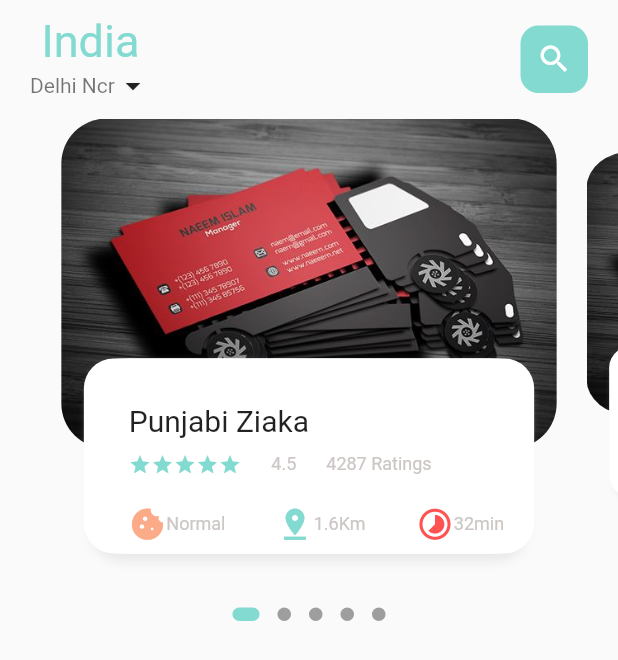
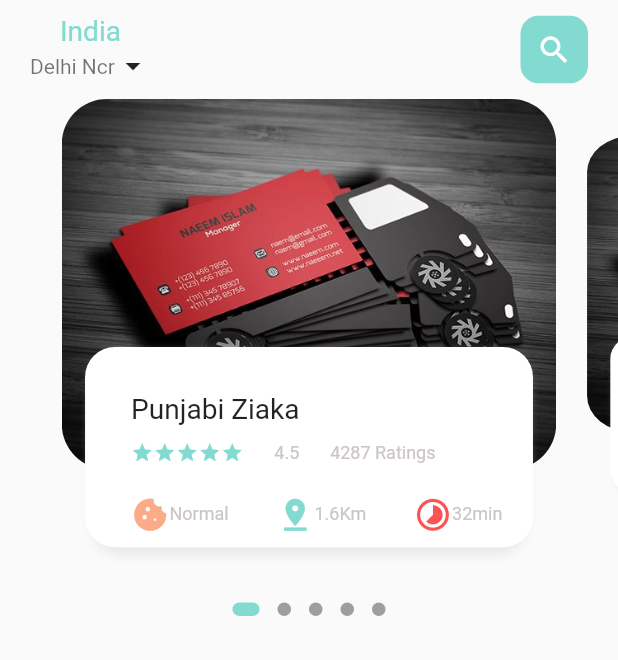
Before and after one commit to mohit-52/Flutter-E-commerce-app, a Flutter app: the screen it shows after launch, on a phone screen of 412 x 824 dp. Shown: the top 660 px of the screen. Run offline on Flutter 3.47's test engine with Material 2 defaults, Android fonts, the phone set to English and light mode, and no system bars; drawn by our look-alikes of dots_indicator; our stand-ins replace get, google_fonts, smooth_page_indicator.

Commit message:
Dynamic Size added and hard coded size removede

```diff
--- a/lib/common_widgets/big_text.dart
+++ b/lib/common_widgets/big_text.dart
@@ -1,5 +1,7 @@
 import 'package:flutter/cupertino.dart';
 import 'package:google_fonts/google_fonts.dart';
+
+import '../utils/dimensions.dart';
 
 class BigText extends StatelessWidget {
   final String text;
@@ -20,7 +22,7 @@ class BigText extends StatelessWidget {
       maxLines: 1,
       style: GoogleFonts.roboto(
         color: color,
-        fontSize: size,
+        fontSize: Dimensions.font20,
         fontWeight: FontWeight.w400,
       ),
 
--- a/lib/common_widgets/icon_and_text_widget.dart
+++ b/lib/common_widgets/icon_and_text_widget.dart
@@ -1,5 +1,7 @@
 import 'package:flutter/material.dart';
 import 'package:food_delivery/common_widgets/small_text.dart';
+
+import '../utils/dimensions.dart';
 
 class IconTextWidget extends StatelessWidget {
   final IconData icon;
@@ -17,7 +19,7 @@ class IconTextWidget extends StatelessWidget {
       children: [
         Icon(
           icon,
-          size: 25,
+          size: Dimensions.icon25,
           color: iconColor,
         ),
         SmallText(text: text),
--- a/lib/home/food_page_body.dart
+++ b/lib/home/food_page_body.dart
@@ -3,6 +3,7 @@ import 'package:flutter/material.dart';
 import 'package:food_delivery/common_widgets/big_text.dart';
 import 'package:food_delivery/common_widgets/small_text.dart';
 import 'package:food_delivery/utils/colors.dart';
+import 'package:food_delivery/utils/dimensions.dart';
 import 'package:food_delivery/utils/image_strings.dart';
 
 import '../common_widgets/icon_and_text_widget.dart';
@@ -18,7 +19,9 @@ class _FoodPageBodyState extends State<FoodPageBody> {
   PageController pageController = PageController(viewportFraction: 0.85);
   var _currentPageValue = 0.0;
   double _scaleFactor = 0.8;
-  double _height = 220;
+  double _Masterheight = Dimensions.pageViewMasterContainer;
+  double _height = Dimensions.pageViewContainer;
+  double _textHeight = Dimensions.pageViewTextContainer;
 
   @override
   void initState() {
@@ -26,7 +29,6 @@ class _FoodPageBodyState extends State<FoodPageBody> {
     pageController.addListener(() {
       setState(() {
         _currentPageValue = pageController.page!;
-        print('Current value is ${_currentPageValue}'.toString());
       });
     });
   }
@@ -38,11 +40,12 @@ class _FoodPageBodyState extends State<FoodPageBody> {
 
   @override
   Widget build(BuildContext context) {
+    // print('Screen Size is ${MediaQuery.of(context).size.height}');
     return Column(
       children: [
         // Page View Builder for Image Card and Info Card and Transform Animation
         Container(
-          height: 320,
+          height: _Masterheight,
           color: Colors.transparent,
           child: PageView.builder(
               controller: pageController,
@@ -95,8 +98,8 @@ class _FoodPageBodyState extends State<FoodPageBody> {
       child: Stack(
         children: [
           Container(
-            margin: EdgeInsets.only(left: 10, right: 10),
-            height: 220,
+            margin: EdgeInsets.only(left: Dimensions.height10, right: Dimensions.height10),
+            height: _height,
             decoration: BoxDecoration(
                 borderRadius: BorderRadius.circular(30),
                 image: DecorationImage(
@@ -105,9 +108,9 @@ class _FoodPageBodyState extends State<FoodPageBody> {
           Align(
             alignment: Alignment.bottomCenter,
             child: Container(
-                margin: EdgeInsets.only(left: 30, right: 30, bottom: 30),
-                padding: EdgeInsets.only(left: 10, top: 15),
-                height: 130,
+                margin: EdgeInsets.only(left: Dimensions.height30, right: Dimensions.height30, bottom: Dimensions.height30),
+                padding: EdgeInsets.only(left: Dimensions.height10, top: Dimensions.height15),
+                height: _textHeight,
                 decoration: BoxDecoration(
                     borderRadius: BorderRadius.circular(20),
                     boxShadow: [
@@ -127,7 +130,7 @@ class _FoodPageBodyState extends State<FoodPageBody> {
                     ],
                     color: Colors.white),
                 child: Container(
-                  padding: EdgeInsets.only(top: 15, left: 15, right: 15),
+                  padding: EdgeInsets.only(top: Dimensions.height15, left: Dimensions.height15, right: Dimensions.height15),
                   child: Column(
                     crossAxisAlignment: CrossAxisAlignment.start,
                     children: [
@@ -136,7 +139,7 @@ class _FoodPageBodyState extends State<FoodPageBody> {
                         color: Colors.black87,
                       ),
                       SizedBox(
-                        height: 10,
+                        height: Dimensions.height10,
                       ),
                       Row(
                         children: [
@@ -150,17 +153,17 @@ class _FoodPageBodyState extends State<FoodPageBody> {
                             ),
                           )),
                           SizedBox(
-                            width: 20,
+                            width: Dimensions.height20,
                           ),
                           SmallText(text: '4.5'),
                           SizedBox(
-                            width: 20,
+                            width: Dimensions.height20,
                           ),
                           SmallText(text: '4287 Ratings'),
                         ],
                       ),
                       SizedBox(
-                        height: 20,
+                        height: Dimensions.height20,
                       ),
                       Row(
                         mainAxisAlignment: MainAxisAlignment.spaceBetween,
--- a/lib/main.dart
+++ b/lib/main.dart
@@ -1,5 +1,6 @@
 import 'package:flutter/material.dart';
 import 'package:food_delivery/home/main_food_page.dart';
+import 'package:get/get_navigation/src/root/get_material_app.dart';
 
 void main() {
   runApp(const MyApp());
@@ -11,7 +12,7 @@ class MyApp extends StatelessWidget {
   // This widget is the root of your application.
   @override
   Widget build(BuildContext context) {
-    return MaterialApp(
+    return GetMaterialApp(
       title: 'Flutter Demo',
       home: MainFoodPage(),
     );
--- /dev/null
+++ b/lib/utils/dimensions.dart
@@ -0,0 +1,18 @@
+import 'package:get/get.dart';
+
+class Dimensions{
+  static double screenHeight = Get.context!.height;
+  static double screenWidth = Get.context!.width;
+
+  static double pageViewMasterContainer = screenHeight/2.50;
+  static double pageViewContainer = screenHeight/3.34;
+  static double pageViewTextContainer = screenHeight/6.17;
+
+  static double height10 = screenHeight/80.2;
+  static double height15 = screenHeight/53.52;
+  static double height20 = screenHeight/40.1;
+  static double height30 = screenHeight/26.76;
+
+  static double font20 = screenHeight/44;
+  static double icon25 = screenHeight/32.16;
+}
```
